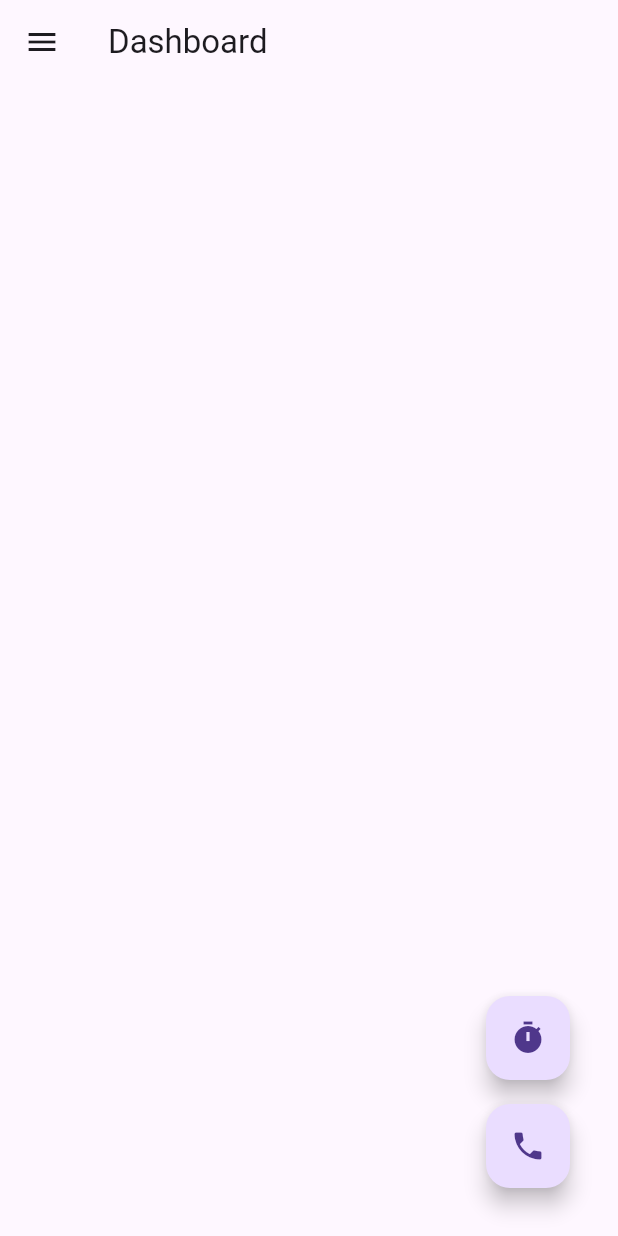
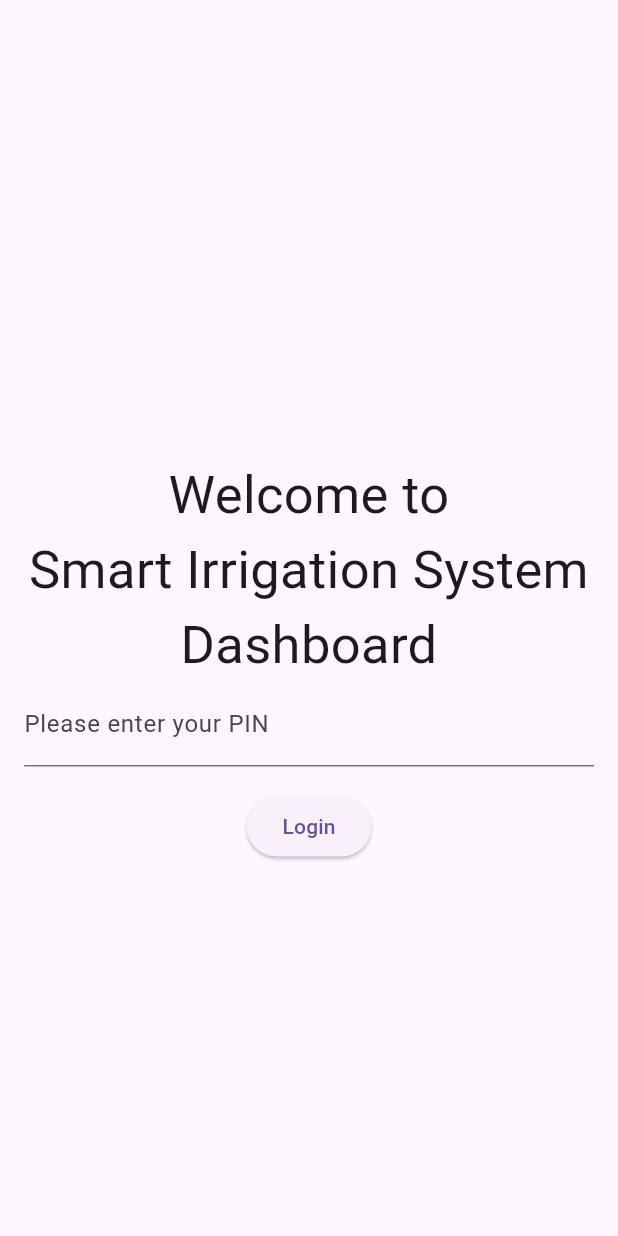
Before and after one commit to AngeloGetuaban/irrigation_iot, a Flutter app: the screen it shows after launch, on a phone screen of 412 x 824 dp. Run offline on Flutter 3.47's test engine with Material 3 defaults, Android fonts, the phone set to English and light mode, and no system bars; our stand-ins replace another_flushbar, cloud_firestore, firebase_core; accounts and stored records are empty.

Commit message:
pin page added
pin page added

```diff
--- /dev/null
+++ b/lib/pin_page.dart
@@ -0,0 +1,74 @@
+import 'package:flutter/material.dart';
+import 'main.dart';
+
+class PinPage extends StatefulWidget {
+  const PinPage({super.key});
+
+  @override
+  _PinPageState createState() => _PinPageState();
+}
+
+class _PinPageState extends State<PinPage> {
+  TextEditingController pinController = TextEditingController();
+  final String documentId = "Lpwoehp7wjCoQcbRUNo1"; // Replace with your actual document ID
+
+  void showSnackBar(String message) {
+    ScaffoldMessenger.of(context).showSnackBar(
+      SnackBar(
+        content: Text(message),
+      ),
+    );
+  }
+
+  @override
+  Widget build(BuildContext context) {
+    return Scaffold(
+      appBar: AppBar(
+        automaticallyImplyLeading: false,
+      ),
+      body: Padding(
+        padding: const EdgeInsets.all(16.0),
+        child: Column(
+          mainAxisAlignment: MainAxisAlignment.center,
+          children: [
+            Center(
+              child: Text(
+                'Welcome to                   Smart Irrigation System Dashboard',
+                style: TextStyle(fontSize: 35),
+                textAlign: TextAlign.center,
+              ),
+            ),
+            TextField(
+              controller: pinController,
+              keyboardType: TextInputType.number,
+              obscureText: true,
+              decoration: InputDecoration(
+                labelText: 'Please enter your PIN',
+              ),
+            ),
+            SizedBox(height: 16.0),
+            ElevatedButton(
+              onPressed: () {
+                // Call the function to compare and update PIN
+                compareAndCopyPin(pinController.text, context);
+              },
+              child: Text('Login'),
+            ),
+          ],
+        ),
+      ),
+    );
+  }
+
+  void compareAndCopyPin(String userEnteredPin, BuildContext context) async {
+    String newPinValue = await FirestoreService().getNewPinValue(documentId);
+
+    if (userEnteredPin == newPinValue) {
+      await FirestoreService()
+          .updatePrevPinAndNavigate(documentId, newPinValue, context);
+      showSnackBar('Succesfully logged in!');
+    } else {
+      showSnackBar('Incorrect Pin, Please Try Again');
+    }
+  }
+}
```
Also changed, not shown: lib/change_pin.dart (added, +79 -0 lines), lib/dashboard.dart (+52 -0 lines), lib/main.dart (+71 -1 lines).
